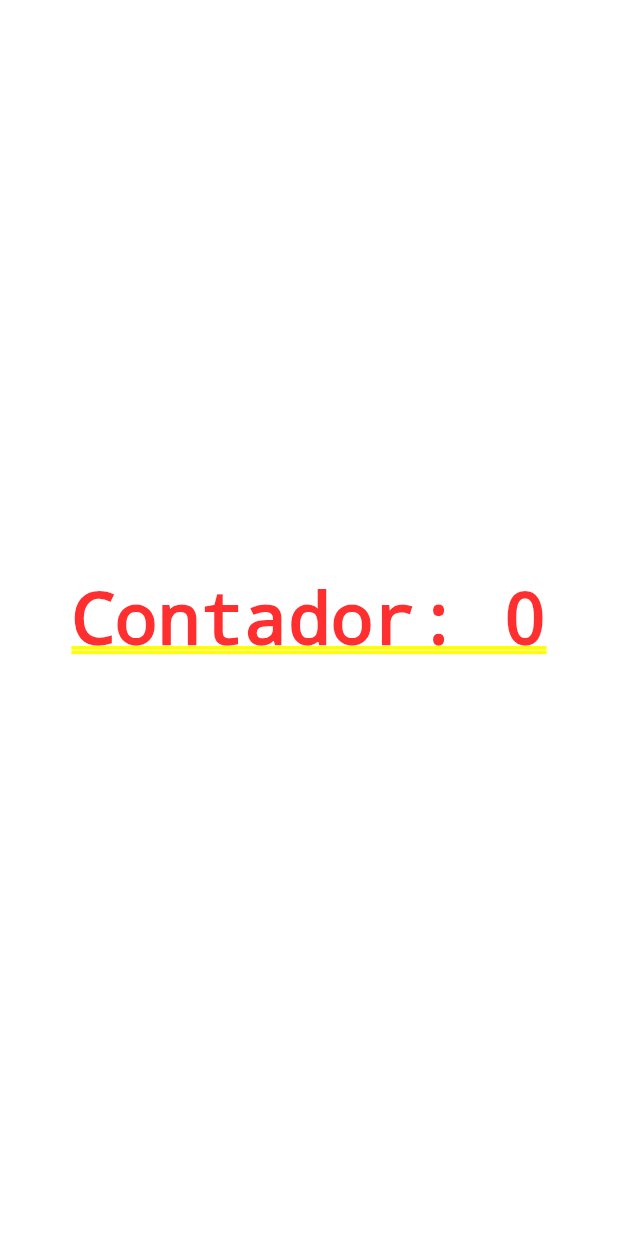
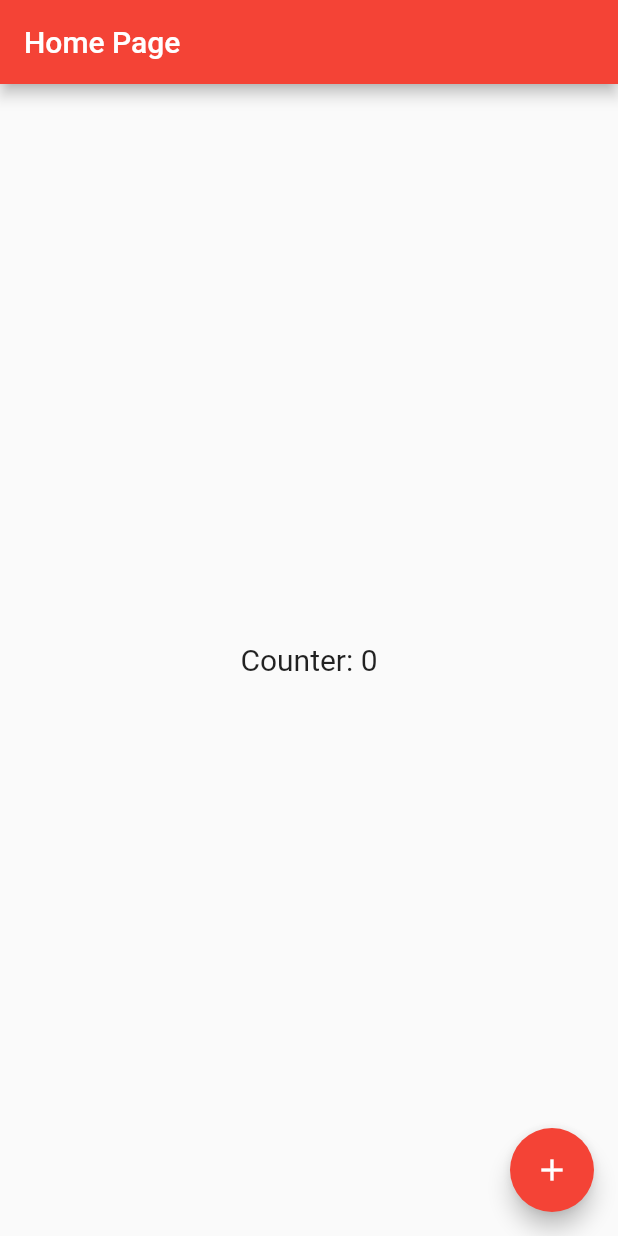
Before and after one commit to pedro-pinho/basic-flutter-project, a Flutter app: the screen it shows after launch, on a phone screen of 412 x 824 dp. Run offline on Flutter 3.47's test engine with Material 2 defaults, Android fonts, the phone set to English and light mode, and no system bars.

Commit message:
Implemented Scaffold widget to give the app more a material like appearance

```diff
--- a/lib/home_page.dart
+++ b/lib/home_page.dart
@@ -11,16 +11,28 @@ class HomeState extends State<Home> {
   int counter = 0;
   @override
   Widget build(BuildContext context) {
-    return Container(
-        child: Center(
+    return Scaffold(
+      appBar: AppBar(title: Text('Home Page')),
+      body: Center(
           child: GestureDetector(
-                child: Text(
-                    'Contador: $counter'), //Need to explicit command this whole method to be rebuild
+              child: Text('Counter: $counter',
+                  style: TextStyle(
+                      fontSize:
+                          20)), //Need to explicit command this whole method to be rebuild
               onTap: () {
                 setState(() {
                   //setState tell the compiler to rebuild everytime user taps the text
                   counter++;
                 });
-                })));
+              })),
+      floatingActionButton: FloatingActionButton(
+        child: Icon(Icons.add),
+        onPressed: () {
+          setState(() {
+            counter++;
+          });
+        },
+      ),
+    );
   }
 }
```
Lines whose indentation alone changed are shown as unchanged.
